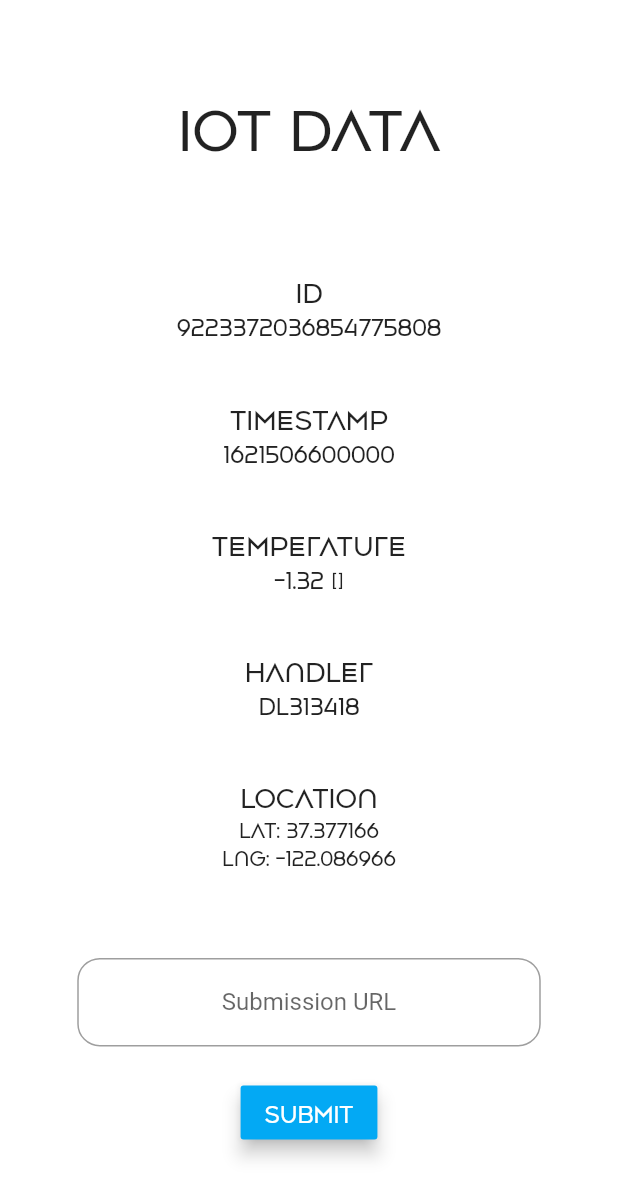
After one commit to AchalYash/Warr10R, a Flutter app: the IOTData screen opened directly, after a tap on "Submit", on a phone screen of 412 x 824 dp. The commit adds this screen. Shown: the top 1198 px of the screen. Run offline on Flutter 3.47's test engine with Material 2 defaults, Android fonts, the phone set to English and light mode, and no system bars; our stand-ins replace firebase_auth, firebase_core, flutter_riverpod, location, permission_handler; missing offline and left inert: qrscan; accounts and stored records are empty; network calls fail.

Commit message:
ÏOT Mock Data Submission Screen

```diff
--- /dev/null
+++ b/lib/UI/IOTData.dart
@@ -0,0 +1,255 @@
+import 'dart:convert';
+import 'dart:math';
+
+import 'package:flutter/cupertino.dart';
+import 'package:flutter/material.dart';
+import 'package:http/http.dart' as http;
+
+class IOTData extends StatefulWidget {
+  const IOTData({Key key}) : super(key: key);
+
+  @override
+  _IOTDataState createState() => _IOTDataState();
+}
+
+class _IOTDataState extends State<IOTData> {
+  double ht, wd, notificationBarHeight;
+  TextEditingController urlController;
+  FocusNode urlNode;
+  String id = '9223372036854775808',
+      handler = 'DL313418',
+      lat = '37.377166',
+      lng = '-122.086966',
+      temperature = '';
+  var source = Random();
+
+
+  @override
+  void initState() {
+    super.initState();
+    urlController = TextEditingController();
+    temperature = (source.nextDouble() * (source.nextInt(50) - 40 )).toStringAsFixed(2);
+  }
+
+  @override
+  void dispose() {
+    urlController.dispose();
+    super.dispose();
+  }
+
+
+  @override
+  void didChangeDependencies() {
+    super.didChangeDependencies();
+
+    Size size = MediaQuery.of(context).size;
+    ht = size.height;
+    wd = size.width;
+    notificationBarHeight = MediaQuery.of(context).padding.top;
+  }
+
+  @override
+  Widget build(BuildContext context) {
+    return Scaffold(
+      backgroundColor: Colors.white,
+      body: SingleChildScrollView(
+        child: Column(
+          children: [
+            Container(
+              height: ht * 0.15,
+              width: wd,
+              margin:
+                  EdgeInsets.only(top: notificationBarHeight + ht * 0.025),
+              child: Center(
+                child: Text(
+                  "IOT Data",
+                  style: TextStyle(
+                    fontSize: 45,
+                    fontFamily: "Agus",
+                  ),
+                ),
+              ),
+            ), //IOT Heading
+            Container(
+              height: ht * 0.6,
+              width: wd,
+              child: Center(
+                child: Column(
+                  children: [
+                    Container(
+                      margin: EdgeInsets.only(top: ht * 0.045),
+                      child: Column(
+                        children: [
+                          Text(
+                            "Id",
+                            style: TextStyle(
+                              fontSize: 21,
+                              fontFamily: "Agus",
+                            ),
+                          ),
+                          Text(
+                            id,
+                            style: TextStyle(
+                              fontSize: 18,
+                              fontFamily: "Agus",
+                            ),
+                          ),
+                        ],
+                      ),
+                    ),
+                    Container(
+                      margin: EdgeInsets.only(top: ht * 0.045),
+                      child: Column(
+                        children: [
+                          Text(
+                            "TimeStamp",
+                            style: TextStyle(
+                              fontSize: 21,
+                              fontFamily: "Agus",
+                            ),
+                          ),
+                          Text(
+                            DateTime.now().millisecondsSinceEpoch.toString(),
+                            style: TextStyle(
+                              fontSize: 18,
+                              fontFamily: "Agus",
+                            ),
+                          ),
+                        ],
+                      ),
+                    ),
+                    Container(
+                      margin: EdgeInsets.only(top: ht * 0.045),
+                      child: Column(
+                        children: [
+                          Text(
+                            "Temperature",
+                            style: TextStyle(
+                              fontSize: 21,
+                              fontFamily: "Agus",
+                            ),
+                          ),
+                          Text(
+                            temperature + " \u2103",
+                            style: TextStyle(
+                              fontSize: 18,
+                              fontFamily: "Agus",
+                            ),
+                          ),
+                        ],
+                      ),
+                    ),
+                    Container(
+                      margin: EdgeInsets.only(top: ht * 0.045),
+                      child: Column(
+                        children: [
+                          Text(
+                            "Handler",
+                            style: TextStyle(
+                              fontSize: 21,
+                              fontFamily: "Agus",
+                            ),
+                          ),
+                          Text(
+                            handler,
+                            style: TextStyle(
+                              fontSize: 18,
+                              fontFamily: "Agus",
+                            ),
+                          ),
+                        ],
+                      ),
+                    ),
+                    Container(
+                      margin: EdgeInsets.only(top: ht * 0.045),
+                      child: Column(
+                        children: [
+                          Text(
+                            "Location",
+                            style: TextStyle(
+                              fontSize: 21,
+                              fontFamily: "Agus",
+                            ),
+                          ),
+                          Text(
+                            'lat: ' + lat,
+                            style: TextStyle(
+                              fontSize: 16,
+                              fontFamily: "Agus",
+                            ),
+                          ),
+                          Text(
+                            'lng: ' + lng,
+                            style: TextStyle(
+                              fontSize: 16,
+                              fontFamily: "Agus",
+                            ),
+                          ),
+                        ],
+                      ),
+                    ),
+                  ],
+                ),
+              ),
+            ), //Data Fields
+            Container(
+              width: wd * 0.75,
+              child: TextField(
+                focusNode: urlNode,
+                controller: urlController,
+                onTap: () {
+                  FocusScope.of(context).requestFocus(urlNode);
+                },
+                textAlign: TextAlign.center,
+                decoration: InputDecoration(
+                  border: OutlineInputBorder(
+                    borderRadius: BorderRadius.circular(15),
+                    borderSide: BorderSide(
+                      width: 1,
+                      color: Colors.black,
+                    ),
+                  ),
+                  hintText: "Submission URL",
+                ),
+              ),
+            ),
+            Container(
+              margin: EdgeInsets.only(top: 20),
+              child: RaisedButton(
+                child: Text(
+                  'Submit',
+                  style: TextStyle(
+                    fontSize: 18,
+                    fontFamily: "Agus",
+                    color: Colors.white,
+                  ),
+                ),
+                color: Colors.lightBlue,
+                elevation: 5,
+                onPressed: () {
+                  print(urlController.value.text);
+                  submitIOTData(urlController.value.text);
+                },
+              ),
+            ),
+          ],
+        ),
+      ),
+    );
+  }
+
+  submitIOTData(String apiURL) async {
+    var url = Uri.parse(apiURL),
+        body = jsonEncode({
+          "id": id,
+          "ts": DateTime.now().millisecondsSinceEpoch.toString(),
+          "temp": temperature,
+          "handler": handler,
+          "lat": lat,
+          "lng": lng
+        }),
+        headers = {'Content-Type': 'application/json'};
+    var response = await http.post(url, body: body, headers: headers);
+    print(response);
+  }
+}
--- a/lib/UI/LoginScreen.dart
+++ b/lib/UI/LoginScreen.dart
@@ -1,6 +1,7 @@
 import 'dart:async';
 
 import 'package:flutter/material.dart';
+import 'package:vaccine_distribution/UI/IOTData.dart';
 import 'package:vaccine_distribution/UI/PatientAuthentication.dart';
 import 'package:vaccine_distribution/UI/PatientDashboard.dart';
 import 'package:vaccine_distribution/UI/WarriorDashboard.dart';
@@ -761,6 +762,9 @@ class _LoginScreenState extends State<LoginScreen>
     switch(userStatus[0]) {
       case '0':
         print('Link Admin Dashboard');
+        password.text = "";
+        userCategoryIndex = -1;
+        Navigator.push(context, MaterialPageRoute(builder: (context) => IOTData()));
         break;
       case '1':
         print('Link Producer Dashboard');
--- a/lib/main.dart
+++ b/lib/main.dart
@@ -55,3 +55,12 @@ String dateFormatter(String datetimeString) {
       ':${(dateTime.minute).toString().padLeft(2, '0')}'
       ':${(dateTime.second).toString().padLeft(2, '0')}';
 }
+
+/*
+vailId: '123456',
+manufacturer: "Pfyzer",
+name: 'B6HG84',
+batch: 'B001',
+timeStamp: '2021-01-16T18:32:23+0000',
+
+ */
```
Also changed, not shown: pubspec.lock.
